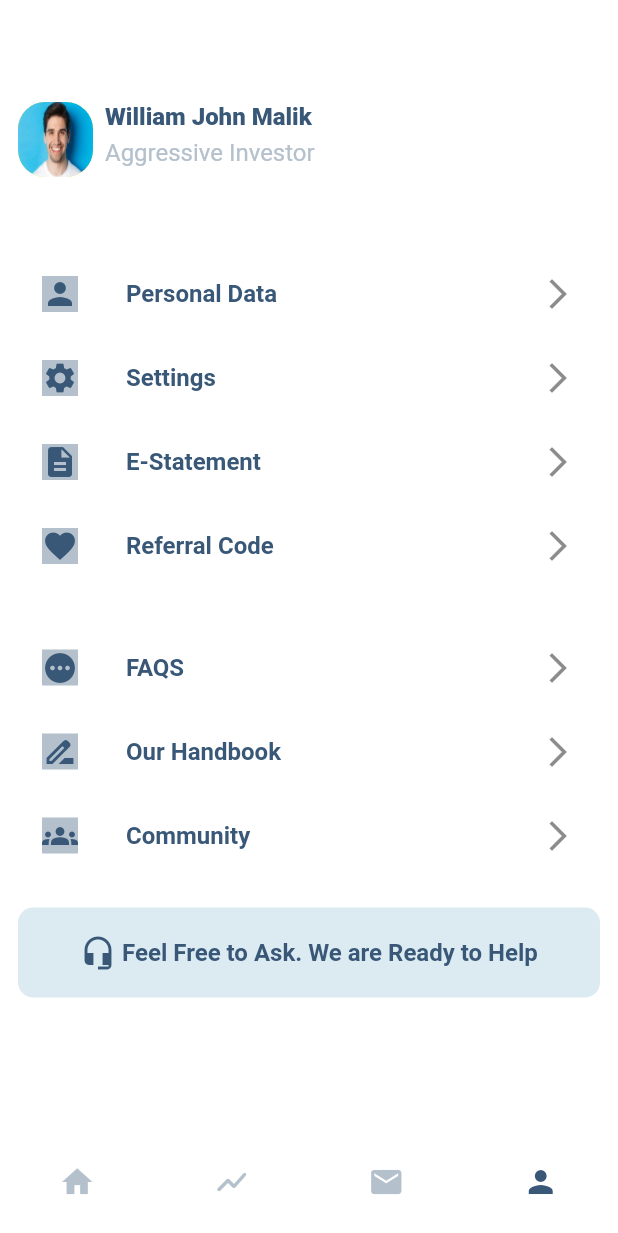
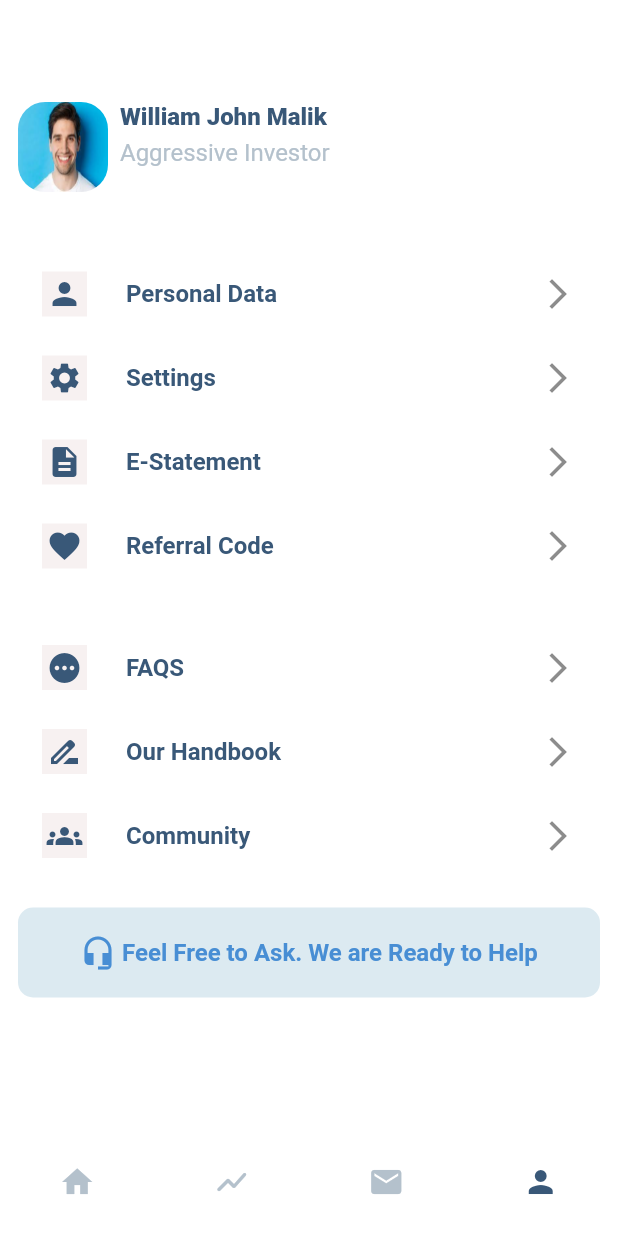
Before and after one commit to EmmyWales/usock_project, a Flutter app: the screen it shows after launch, on a phone screen of 412 x 824 dp. Shown: the top 1233 px of the screen. Run offline on Flutter 3.47's test engine with Material 2 defaults, Android fonts, the phone set to English and light mode, and no system bars.

Commit message:
second commit

```diff
--- a/lib/screens/pages/profile.dart
+++ b/lib/screens/pages/profile.dart
@@ -1,5 +1,5 @@
 import 'package:flutter/material.dart';
-import 'package:usock_project/screens/pages/status.dart';
+import 'package:usock_project/screens/navigate/personal_data.dart';
 import 'package:usock_project/utils/colors.dart';
 
 class Profile extends StatefulWidget {
@@ -27,10 +27,9 @@ class _ProfileState extends State<Profile> {
                   crossAxisAlignment: CrossAxisAlignment.start,
                   children: [
                     Container(
-                          height: 50,
-                          width: 50,
+                      height: 60,
+                      width: 60,
                       decoration: BoxDecoration(
-                              color: Colors.yellow,
                           borderRadius: BorderRadius.circular(18),
                           image: const DecorationImage(
                               image: AssetImage("assets/man.jpeg"),
@@ -68,15 +67,18 @@ class _ProfileState extends State<Profile> {
                   title: const Text(
                     'Personal Data',
                     style: TextStyle(
-                            fontWeight: FontWeight.w600,
-                            color: Color(0XFF395878)),
+                        fontWeight: FontWeight.w600, color: Color(0XFF395878)),
                   ),
                   onTap: () {
-                        Navigator.push(context,
-                            MaterialPageRoute(builder: (_) => const Status()));
+                    Navigator.push(
+                        context,
+                        MaterialPageRoute(
+                            builder: (_) => const PersonalData()));
                   },
                   leading: Container(
-                        color: AppColor.txtblue,
+                    height: 30,
+                    width: 30,
+                    color: const Color.fromARGB(255, 247, 241, 241),
                     child: Icon(
                       Icons.person,
                       color: AppColor.primary,
@@ -92,7 +94,9 @@ class _ProfileState extends State<Profile> {
                         color: Color(0XFF395878),
                       )),
                   leading: Container(
-                          color: AppColor.txtblue,
+                      height: 30,
+                      width: 30,
+                      color: const Color.fromARGB(255, 247, 241, 241),
                       child: Icon(
                         Icons.settings,
                         color: AppColor.primary,
@@ -106,7 +110,9 @@ class _ProfileState extends State<Profile> {
                           fontWeight: FontWeight.w600,
                           color: Color(0XFF395878))),
                   leading: Container(
-                          color: AppColor.txtblue,
+                      height: 30,
+                      width: 30,
+                      color: const Color.fromARGB(255, 247, 241, 241),
                       child: Icon(
                         Icons.description,
                         color: AppColor.primary,
@@ -120,7 +126,9 @@ class _ProfileState extends State<Profile> {
                           fontWeight: FontWeight.w600,
                           color: Color(0XFF395878))),
                   leading: Container(
-                          color: AppColor.txtblue,
+                      height: 30,
+                      width: 30,
+                      color: const Color.fromARGB(255, 247, 241, 241),
                       child: Icon(
                         Icons.favorite,
                         color: AppColor.primary,
@@ -128,15 +136,18 @@ class _ProfileState extends State<Profile> {
                   trailing: const Icon(
                     Icons.arrow_forward_ios,
                   )),
-
-                      const SizedBox(height: 25,),
+              const SizedBox(
+                height: 25,
+              ),
               ListTile(
                   title: const Text("FAQS",
                       style: TextStyle(
                           fontWeight: FontWeight.w600,
                           color: Color(0XFF395878))),
                   leading: Container(
-                          color: AppColor.txtblue,
+                      height: 30,
+                      width: 30,
+                      color: const Color.fromARGB(255, 247, 241, 241),
                       child: Icon(
                         Icons.pending,
                         color: AppColor.primary,
@@ -150,7 +161,9 @@ class _ProfileState extends State<Profile> {
                           fontWeight: FontWeight.w600,
                           color: Color(0XFF395878))),
                   leading: Container(
-                          color: AppColor.txtblue,
+                      height: 30,
+                      width: 30,
+                      color: const Color.fromARGB(255, 247, 241, 241),
                       child: Icon(
                         Icons.drive_file_rename_outline,
                         color: AppColor.primary,
@@ -164,7 +177,9 @@ class _ProfileState extends State<Profile> {
                           fontWeight: FontWeight.w600,
                           color: Color(0XFF395878))),
                   leading: Container(
-                          color: AppColor.txtblue,
+                      height: 30,
+                      width: 30,
+                      color: const Color.fromARGB(255, 247, 241, 241),
                       child: Icon(
                         Icons.groups,
                         color: AppColor.primary,
@@ -172,7 +187,9 @@ class _ProfileState extends State<Profile> {
                   trailing: const Icon(
                     Icons.arrow_forward_ios,
                   )),
-                      const SizedBox(height: 20,),
+              const SizedBox(
+                height: 20,
+              ),
               Center(
                 // ignore: sized_box_for_whitespace
                 child: Container(
@@ -185,10 +202,16 @@ class _ProfileState extends State<Profile> {
                   child: Row(
                     mainAxisAlignment: MainAxisAlignment.center,
                     children: const [
-                          Icon(Icons.headset_mic, color: Color(0XFF395878),),
+                      Icon(
+                        Icons.headset_mic,
+                        color: Color.fromARGB(255, 72, 142, 212),
+                      ),
                       Text(
                         " Feel Free to Ask. We are Ready to Help",
-                            style: TextStyle(color: Color(0XFF395878), fontSize: 16, fontWeight: FontWeight.w600),
+                        style: TextStyle(
+                            color: Color.fromARGB(255, 72, 142, 212),
+                            fontSize: 16,
+                            fontWeight: FontWeight.w600),
                       )
                     ],
                   ),
```
Also changed, not shown: lib/screens/navigate/personal_data.dart (added, +59 -0 lines), lib/screens/navigate/community.dart (added). Lines whose indentation alone changed are shown as unchanged.
